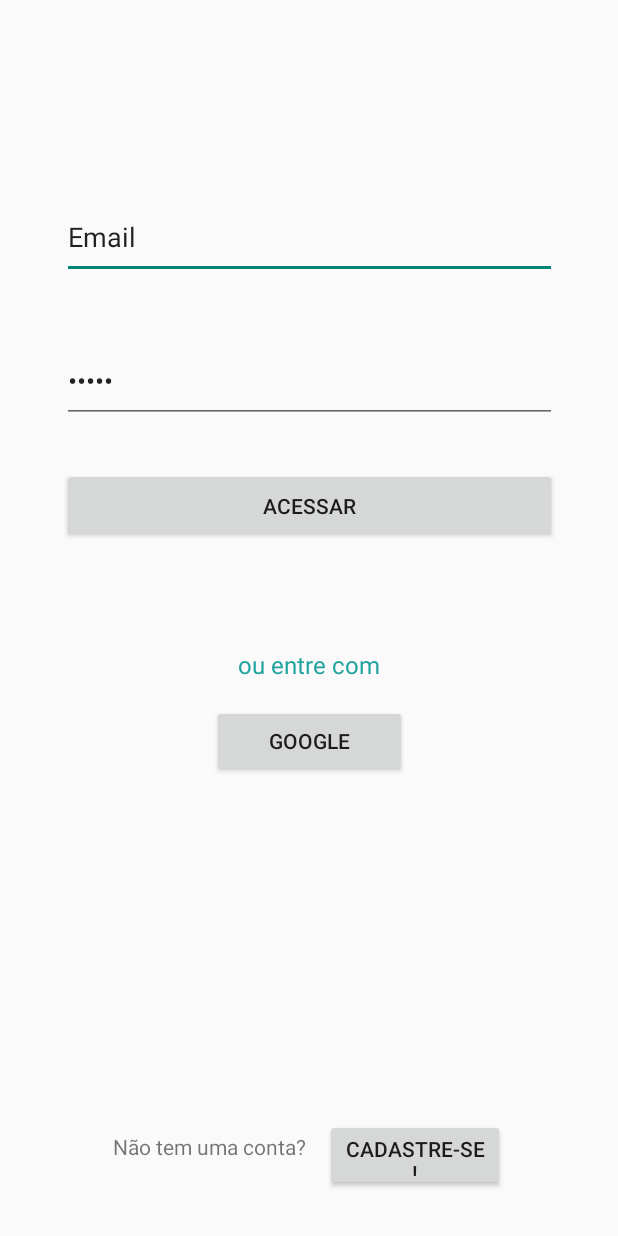
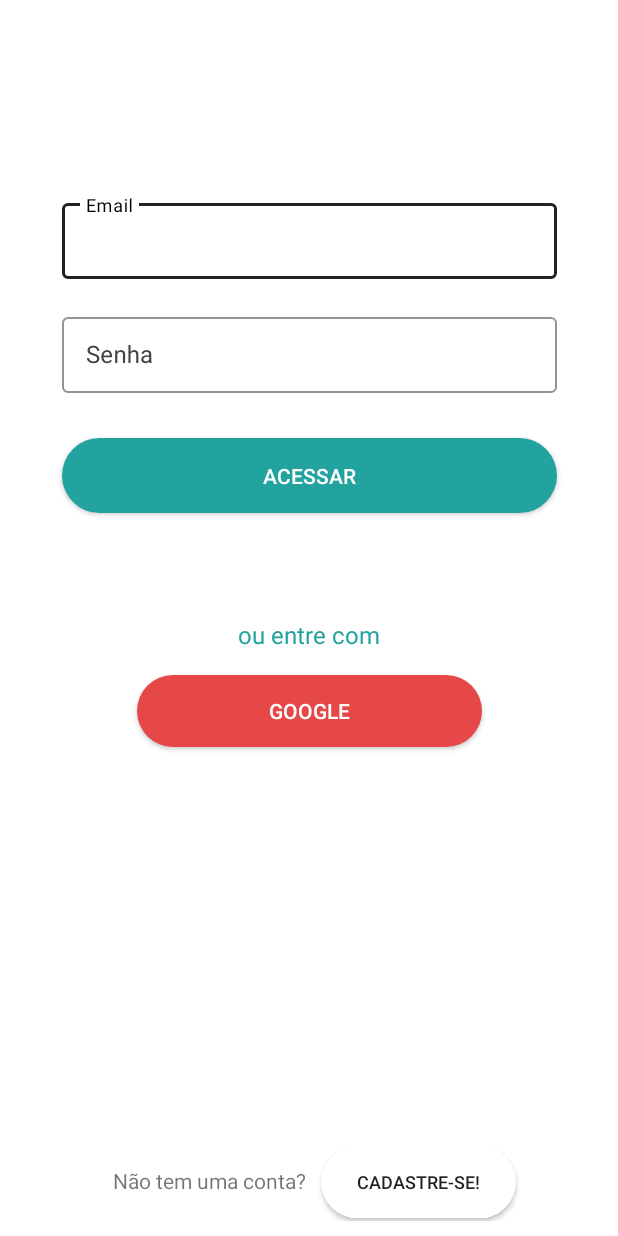
Before and after one commit to FelipeDourado0/Pod-Comandas, an Android app: the screen it shows after launch (MainActivity), on a phone screen of 412 x 824 dp. Run offline under Robolectric (Android 15) with nearby library versions, the phone set to English and light mode, and no system bars.

Commit message:
tela de login correcao de estilos

```diff
--- a/app/build.gradle
+++ b/app/build.gradle
@@ -60,7 +60,6 @@ dependencies {
     implementation 'androidx.lifecycle:lifecycle-livedata-ktx:2.6.1'
     implementation 'androidx.lifecycle:lifecycle-viewmodel-ktx:2.6.1'
     implementation 'com.caverock:androidsvg-aar:1.4'
-    implementation 'com.google.android.material:material:1.9.0'
-
+    implementation 'com.google.android.material:material:1.8.0'
 
 }
--- /dev/null
+++ b/app/src/main/res/drawable/btn_padrao.xml
@@ -0,0 +1,10 @@
+<?xml version="1.0" encoding="utf-8"?>
+<selector xmlns:android="http://schemas.android.com/apk/res/android">
+<item>
+    <shape android:shape="rectangle">
+        <solid android:color="@color/white"/>
+        <corners android:radius="50dp"/>
+
+    </shape>
+</item>
+</selector>
--- a/app/src/main/res/layout/fragment_login.xml
+++ b/app/src/main/res/layout/fragment_login.xml
@@ -1,8 +1,8 @@
 <?xml version="1.0" encoding="utf-8"?>
 <FrameLayout xmlns:android="http://schemas.android.com/apk/res/android"
     xmlns:app="http://schemas.android.com/apk/res-auto"
+    xmlns:svgimageview="http://schemas.android.com/apk/res-auto"
     xmlns:tools="http://schemas.android.com/tools"
-    xmlns:svgimageview="http://schemas.android.com/apk/res-auto"
     android:layout_width="match_parent"
     android:layout_height="match_parent"
     tools:context=".LoginFragment">
@@ -21,39 +21,76 @@
             app:layout_constraintTop_toTopOf="parent"
             svgimageview:svg="pod_comanda_icon.svg" />
 
-        <EditText
-            android:id="@+id/editTextTextEmailAddress"
+        <com.google.android.material.textfield.TextInputLayout
+            android:id="@+id/emailbox"
+            style="@style/Widget.MaterialComponents.TextInputLayout.OutlinedBox"
             android:layout_width="330dp"
             android:layout_height="56dp"
             android:layout_marginTop="70dp"
-            android:ems="10"
-            android:text="Email"
+            android:hint="Email"
             android:inputType="textEmailAddress"
+            android:singleLine="false"
+            android:textColorHint="@color/light_grey"
+            app:boxStrokeColor="@color/grey"
+            app:hintTextColor="@color/black"
             app:layout_constraintEnd_toEndOf="parent"
             app:layout_constraintStart_toStartOf="parent"
-            app:layout_constraintTop_toBottomOf="@+id/podComandaImg" />
+            app:layout_constraintTop_toBottomOf="@+id/podComandaImg"
 
-        <EditText
+            >
+
+            <com.google.android.material.textfield.TextInputEditText
+                android:id="@+id/editTextEmailValue"
+                android:layout_width="match_parent"
+                android:layout_height="wrap_content"
+                android:inputType="textEmailAddress"
+                android:maxLines="1"
+
+                />
+        </com.google.android.material.textfield.TextInputLayout>
+
+        <com.google.android.material.textfield.TextInputLayout
             android:id="@+id/editTextTextPassword"
+            style="@style/Widget.MaterialComponents.TextInputLayout.OutlinedBox"
             android:layout_width="330dp"
             android:layout_height="56dp"
-            android:layout_marginTop="40dp"
-            android:ems="10"
+            android:layout_marginTop="20dp"
+            android:hint="Senha"
             android:inputType="textPassword"
-            android:text="Senha"
+            android:singleLine="false"
+            android:textColorHint="@color/light_grey"
+            android:visibility="visible"
+            app:boxStrokeColor="@color/grey"
+            app:hintTextColor="@color/black"
             app:layout_constraintEnd_toEndOf="parent"
             app:layout_constraintStart_toStartOf="parent"
-            app:layout_constraintTop_toBottomOf="@+id/editTextTextEmailAddress" />
+            app:layout_constraintTop_toBottomOf="@+id/emailbox"
 
-        <Button
+            >
+
+            <com.google.android.material.textfield.TextInputEditText
+                android:id="@+id/editTextTextPasswordValue"
+                android:layout_width="match_parent"
+                android:layout_height="wrap_content"
+                android:inputType="textPassword"
+                android:maxLines="1"
+
+                />
+        </com.google.android.material.textfield.TextInputLayout>
+
+        <androidx.appcompat.widget.AppCompatButton
             android:id="@+id/acessar_btn"
             android:layout_width="330dp"
             android:layout_height="50dp"
             android:layout_marginTop="30dp"
+            android:background="@drawable/btn_padrao"
+            android:backgroundTint="@color/sea_green"
             android:text="ACESSAR"
+            android:textColor="@color/white"
             app:layout_constraintEnd_toEndOf="parent"
             app:layout_constraintStart_toStartOf="parent"
-            app:layout_constraintTop_toBottomOf="@+id/editTextTextPassword" />
+            app:layout_constraintTop_toBottomOf="@+id/editTextTextPassword"
+            tools:ignore="ExtraText" />
 
         <TextView
             android:id="@+id/ou_entre_com_text"
@@ -67,35 +104,49 @@
             app:layout_constraintStart_toStartOf="parent"
             app:layout_constraintTop_toBottomOf="@+id/acessar_btn" />
 
-        <Button
+        <androidx.appcompat.widget.AppCompatButton
             android:id="@+id/google_btn"
-            android:layout_width="130dp"
+            android:layout_width="230dp"
             android:layout_height="48dp"
             android:layout_marginTop="16dp"
+            android:background="@drawable/btn_padrao"
+            android:backgroundTint="@color/red_tomato"
             android:text="Google"
+            android:textColor="@color/white"
             app:layout_constraintEnd_toEndOf="parent"
             app:layout_constraintStart_toStartOf="parent"
             app:layout_constraintTop_toBottomOf="@+id/ou_entre_com_text" />
+
+        <LinearLayout
+            android:layout_width="wrap_content"
+            android:layout_height="50dp"
+            android:layout_margin="10dp"
+            android:orientation="horizontal"
+            app:layout_constraintBottom_toBottomOf="parent"
+            app:layout_constraintEnd_toEndOf="parent"
+            app:layout_constraintStart_toStartOf="parent">
 
             <TextView
                 android:id="@+id/text_nao_tem_conta"
                 android:layout_width="wrap_content"
                 android:layout_height="30dp"
+                android:layout_marginStart="75dp"
+                android:layout_marginEnd="10dp"
                 android:layout_marginBottom="39dp"
-            android:layout_marginStart="75dp"
-            android:text="Não tem uma conta?"
-            app:layout_constraintBottom_toBottomOf="parent"
-            app:layout_constraintStart_toStartOf="parent" />
+                android:text="Não tem uma conta?" />
 
-        <Button
+            <androidx.appcompat.widget.AppCompatButton
                 android:id="@+id/button3"
-            android:layout_width="120dp"
+                android:layout_width="130dp"
                 android:layout_height="48dp"
                 android:layout_marginEnd="75dp"
                 android:layout_marginBottom="30dp"
+                android:background="@drawable/btn_padrao"
+                android:backgroundTint="@color/white"
+                android:shadowRadius="120"
                 android:text="Cadastre-se!"
-            app:layout_constraintBottom_toBottomOf="parent"
-            app:layout_constraintEnd_toEndOf="parent" />
+                android:textSize="12sp" />
+        </LinearLayout>
 
     </androidx.constraintlayout.widget.ConstraintLayout>
 
--- a/app/src/main/res/values/themes.xml
+++ b/app/src/main/res/values/themes.xml
@@ -1,6 +1,15 @@
 <?xml version="1.0" encoding="utf-8"?>
 <resources>
-    <style name="Theme.Comanda" parent="Theme.AppCompat.Light.DarkActionBar">
+    <style name="Theme.Comanda" parent="Theme.MaterialComponents.Light.DarkActionBar">
+        <!-- Primary brand color. -->
         <item name="colorPrimary">@color/sea_green</item>
+        <item name="colorPrimaryVariant">@color/black</item>
+        <item name="colorOnPrimary">@color/white</item>
+        <!-- Secondary brand color.
+        <item name="colorSecondary">@color/teal_200</item>
+        <item name="colorSecondaryVariant">@color/teal_700</item>
+        <item name="colorOnSecondary">@color/black</item>-->
+        <!-- Status bar color. -->
+        <item name="android:statusBarColor">?attr/colorPrimary</item>
     </style>
 </resources>
```
Lines whose indentation alone changed are shown as unchanged.
